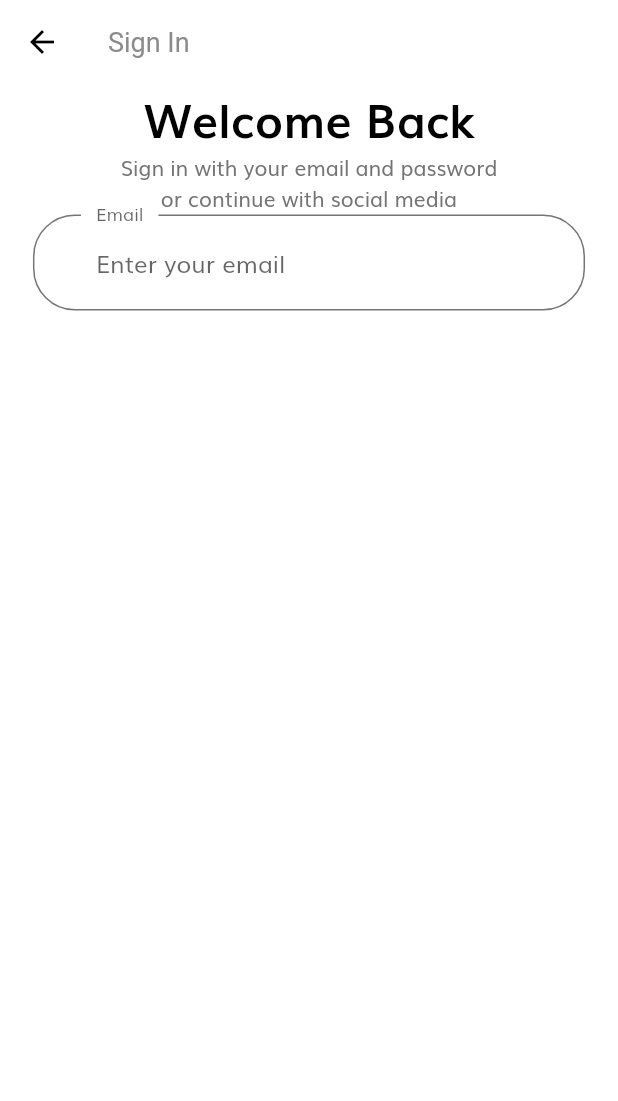
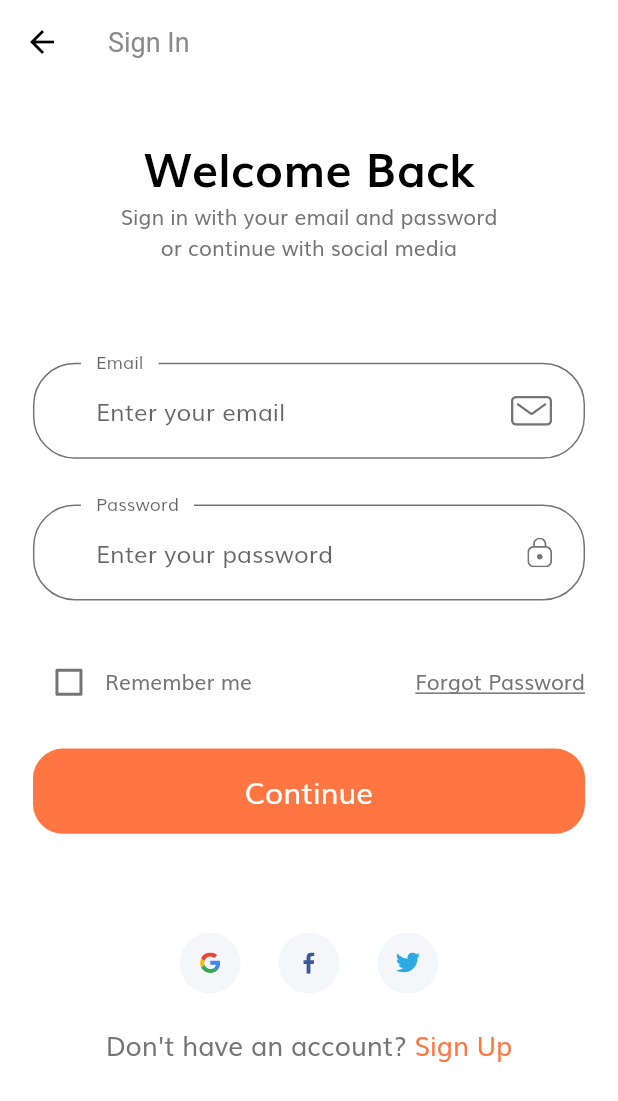
Before and after one commit to akuabekas/eCommerce_with_flutter, a Flutter app: the screen it shows after launch, after a tap on "Continue", on a phone screen of 412 x 824 dp. Shown: the top 1101 px of the screen. Run offline on Flutter 3.47's test engine with Material 2 defaults, Android fonts, the phone set to English and light mode, and no system bars; our stand-ins replace flutter_svg.

Commit message:
commit form sign in

```diff
--- /dev/null
+++ b/lib/components/custom_suffix_icon.dart
@@ -0,0 +1,29 @@
+import 'package:flutter/material.dart';
+import 'package:flutter_svg/svg.dart';
+
+import '../size_config.dart';
+
+class CustomSuffixIcon extends StatelessWidget {
+  const CustomSuffixIcon({
+    Key key,
+    @required this.svgIcon,
+  }) : super(key: key);
+
+  final String svgIcon;
+
+  @override
+  Widget build(BuildContext context) {
+    return Padding(
+      padding: EdgeInsets.fromLTRB(
+        getProportionateScreenWidth(20),
+        getProportionateScreenWidth(20),
+        getProportionateScreenWidth(20),
+        getProportionateScreenWidth(20),
+      ),
+      child: SvgPicture.asset(
+        svgIcon,
+        height: getProportionateScreenWidth(18),
+      ),
+    );
+  }
+}
--- /dev/null
+++ b/lib/components/form_error.dart
@@ -0,0 +1,36 @@
+import 'package:flutter/material.dart';
+import 'package:flutter_svg/svg.dart';
+
+import '../size_config.dart';
+
+class FromError extends StatelessWidget {
+  const FromError({
+    Key key,
+    @required this.error,
+  }) : super(key: key);
+
+  final List<String> error;
+
+  @override
+  Widget build(BuildContext context) {
+    return Column(
+      children: List.generate(error.length, (index) => formErrorText(error: error[index]))
+    );
+  }
+
+  Row formErrorText({String error}) {
+    return Row(
+        children: [
+          SvgPicture.asset(
+            "assets/icon/Error.svg",
+            height: getProportionateScreenWidth(14),
+            width: getProportionateScreenWidth(14),
+          ),
+          SizedBox(
+            width: getProportionateScreenWidth(10),
+          ),
+          Text(error),
+        ],
+      );
+  }
+}
--- /dev/null
+++ b/lib/components/social_card.dart
@@ -0,0 +1,35 @@
+import 'package:flutter/material.dart';
+import 'package:flutter_svg/svg.dart';
+
+import '../size_config.dart';
+
+class SocialCard extends StatelessWidget {
+  const SocialCard({
+    Key key,
+    this.icon,
+    this.press,
+  }) : super(key: key);
+
+  final String icon;
+  final Function press;
+
+  @override
+  Widget build(BuildContext context) {
+    return GestureDetector(
+      onTap: press,
+      child: Container(
+        margin: EdgeInsets.symmetric(
+          horizontal: getProportionateScreenWidth(10),
+        ),
+        padding: EdgeInsets.all(getProportionateScreenWidth(12)),
+        height: getProportionateScreenHeight(40),
+        width: getProportionateScreenWidth(40),
+        decoration: BoxDecoration(
+          color: Color(0xFFF5F6F9),
+          shape: BoxShape.circle,
+        ),
+        child: SvgPicture.asset(icon),
+      ),
+    );
+  }
+}
--- a/lib/constant.dart
+++ b/lib/constant.dart
@@ -1,5 +1,4 @@
 import 'package:flutter/material.dart';
-import 'package:my_app/size_config.dart';
 
 const kPrimaryColor = Color(0xFFFF7643);
 const kPrimaryLightColor = Color(0xFFFFECDF);
@@ -13,3 +12,15 @@ const kSecondaryColor = Color(0xFF979797);
 const kTextColor = Color(0xFF757575);
 
 const kAnimationDuration = Duration(milliseconds: 200);
+
+// Form Error
+final RegExp emailValidatorRegExp =
+    RegExp(r"^[a-zA-Z0-9.]+@[a-zA-Z0-9]+\.[a-zA-Z]+");
+const String kEmailNullError = "Please Enter your email";
+const String kInvalidEmailError = "Please Enter Valid Email";
+const String kPassNullError = "Please Enter your password";
+const String kShortPassError = "Password is too short";
+const String kMatchPassError = "Passwords don't match";
+const String kNamelNullError = "Please Enter your name";
+const String kPhoneNumberNullError = "Please Enter your phone number";
+const String kAddressNullError = "Please Enter your address";
--- a/lib/routs.dart
+++ b/lib/routs.dart
@@ -1,5 +1,5 @@
 import 'package:flutter/material.dart';
-import 'package:my_app/screen/splash/sign_in/sign_in_screen.dart';
+import 'package:my_app/screen/sign_in/sign_in_screen.dart';
 import 'package:my_app/screen/splash/splash_screen.dart';
 
 // we use name route
--- /dev/null
+++ b/lib/screen/sign_in/components/body.dart
@@ -0,0 +1,79 @@
+import 'package:flutter/material.dart';
+import 'package:my_app/components/social_card.dart';
+import 'package:my_app/screen/sign_in/components/sign_form.dart';
+import 'package:my_app/size_config.dart';
+
+import '../../../constant.dart';
+import '../../../size_config.dart';
+
+class Body extends StatelessWidget {
+  @override
+  Widget build(BuildContext context) {
+    return SafeArea(
+      child: SizedBox(
+        width: double.infinity, // untuk mengarahkan text menjadi ketengah
+        child: Padding(
+          padding: EdgeInsets.symmetric(
+            horizontal: getProportionateScreenWidth(20),
+          ),
+          child: SingleChildScrollView(
+            child: Column(
+              children: [
+                SizedBox(height: SizeConfig.screenHeight * 0.04),
+                Text(
+                  "Welcome Back",
+                  style: TextStyle(
+                    color: Colors.black,
+                    fontSize: getProportionateScreenWidth(28),
+                    fontWeight: FontWeight.bold,
+                  ),
+                ),
+                Text(
+                  "Sign in with your email and password \nor continue with social media",
+                  textAlign: TextAlign.center,
+                ),
+                SizedBox(height: SizeConfig.screenHeight * 0.08),
+                SignForm(),
+                SizedBox(height: SizeConfig.screenHeight * 0.08),
+                Row(
+                  mainAxisAlignment: MainAxisAlignment.center,
+                  children: [
+                    SocialCard(
+                      icon: "assets/icon/google-icon.svg",
+                      press: () {},
+                    ),
+                    SocialCard(
+                      icon: "assets/icon/facebook-2.svg",
+                      press: () {},
+                    ),
+                    SocialCard(
+                      icon: "assets/icon/twitter.svg",
+                      press: () {},
+                    ),
+                  ],
+                ),
+                SizedBox(height: getProportionateScreenHeight(20)),
+                Row(
+                  mainAxisAlignment: MainAxisAlignment.center,
+                  children: [
+                    Text(
+                      "Don't have an account? ",
+                      style:
+                          TextStyle(fontSize: getProportionateScreenWidth(16)),
+                    ),
+                    Text(
+                      "Sign Up",
+                      style: TextStyle(
+                          fontSize: getProportionateScreenWidth(16),
+                          color: kPrimaryColor),
+                    ),
+                  ],
+                ),
+              ],
+            ),
+          ),
+        ),
+      ),
+    );
+  }
+}
--- /dev/null
+++ b/lib/screen/sign_in/components/sign_form.dart
@@ -0,0 +1,149 @@
+import 'package:flutter/material.dart';
+import 'package:my_app/components/custom_suffix_icon.dart';
+import 'package:my_app/components/form_error.dart';
+
+import '../../../components/default_button.dart';
+import '../../../constant.dart';
+import '../../../size_config.dart';
+
+class SignForm extends StatefulWidget {
+  @override
+  _SignFormState createState() => _SignFormState();
+}
+
+class _SignFormState extends State<SignForm> {
+  final _formKey = GlobalKey<FormState>();
+  String email;
+  String password;
+  bool remember = false;
+  final List<String> error = [];
+  @override
+  Widget build(BuildContext context) {
+    return Form(
+      key: _formKey,
+      child: Column(
+        children: [
+          buildEmailFormField(),
+          SizedBox(height: getProportionateScreenHeight(30)),
+          buildPasswordFormField(),
+          SizedBox(height: getProportionateScreenHeight(30)),
+          Row(
+            children: [
+              Checkbox(
+                value: remember,
+                activeColor: kPrimaryColor,
+                onChanged: (value) {
+                  setState(() {
+                    remember = value;
+                  });
+                },
+              ),
+              Text("Remember me"),
+              Spacer(),
+              Text(
+                "Forgot Password",
+                style: TextStyle(decoration: TextDecoration.underline),
+              )
+            ],
+          ),
+          FromError(error: error),
+          SizedBox(height: getProportionateScreenHeight(20)),
+          DefaultButton(
+            text: "Continue",
+            press: () {
+              if (_formKey.currentState.validate()) {
+                _formKey.currentState.save();
+              }
+            },
+          )
+        ],
+      ),
+    );
+  }
+
+  TextFormField buildPasswordFormField() {
+    return TextFormField(
+      obscureText: true,
+      onSaved: (newValue) => password = newValue,
+      onChanged: (value) {
+        if (value.isNotEmpty && error.contains(kPassNullError)) {
+          setState(() {
+            error.remove(kPassNullError);
+          });
+        } else if (value.length >= 8 && error.contains(kShortPassError)) {
+          setState(() {
+            error.remove(kShortPassError);
+          });
+        }
+        return null;
+      },
+      validator: (value) {
+        if (value.isEmpty && !error.contains(kPassNullError)) {
+          setState(() {
+            error.add(kPassNullError);
+          });
+        } else if (value.length < 8 && !error.contains(kShortPassError)) {
+          setState(() {
+            error.add(kShortPassError);
+          });
+        }
+        return null;
+      },
+      keyboardType: TextInputType.emailAddress,
+      decoration: InputDecoration(
+          labelText: "Password",
+          hintText: "Enter your password",
+          // If  you are using latest version of flutter then lable text and hint text shown like this
+          // if you r using flutter less then 1.20.* then maybe this is not working properly
+          // if we are define our floatingLabelBehavior in our theme then it's not applayed
+          floatingLabelBehavior: FloatingLabelBehavior.always,
+          suffixIcon: CustomSuffixIcon(
+            svgIcon: "assets/icon/Lock.svg",
+          )),
+    );
+  }
+
+  TextFormField buildEmailFormField() {
+    return TextFormField(
+      keyboardType: TextInputType.emailAddress,
+      onSaved: (newValue) => email = newValue,
+      onChanged: (value) {
+        if (value.isNotEmpty && error.contains(kEmailNullError)) {
+          setState(() {
+            error.remove(kEmailNullError);
+          });
+        } else if (emailValidatorRegExp.hasMatch(value) &&
+            error.contains(kInvalidEmailError)) {
+          setState(() {
+            error.remove(kInvalidEmailError);
+          });
+        }
+        return null;
+      },
+      validator: (value) {
+        if (value.isEmpty && !error.contains(kEmailNullError)) {
+          setState(() {
+            error.add(kEmailNullError);
+          });
+        } else if (!emailValidatorRegExp.hasMatch(value) &&
+            !error.contains(kInvalidEmailError)) {
+          setState(() {
+            error.add(kInvalidEmailError);
+          });
+        }
+        return null;
+      },
+      decoration: InputDecoration(
+        labelText: "Email",
+        hintText: "Enter your email",
+        // If  you are using latest version of flutter then lable text and hint text shown like this
+        // if you r using flutter less then 1.20.* then maybe this is not working properly
+        // if we are define our floatingLabelBehavior in our theme then it's not applayed
+        floatingLabelBehavior: FloatingLabelBehavior.always,
+        suffixIcon: CustomSuffixIcon(
+          svgIcon: "assets/icon/Mail.svg",
+        ),
+      ),
+    );
+  }
+}
--- a/lib/screen/splash/sign_in/sign_in_screen.dart
+++ b/lib/screen/sign_in/sign_in_screen.dart
@@ -1,5 +1,5 @@
 import 'package:flutter/material.dart';
-import 'package:my_app/screen/splash/sign_in/components/body.dart';
+import 'package:my_app/screen/sign_in/components/body.dart';
 
 class SignInScreen extends StatelessWidget {
   static String routeName = "/sign_in";
--- a/lib/screen/splash/components/body.dart
+++ b/lib/screen/splash/components/body.dart
@@ -1,8 +1,8 @@
 import 'package:flutter/material.dart';
 import 'package:my_app/components/default_button.dart';
 import 'package:my_app/constant.dart';
+import 'package:my_app/screen/sign_in/sign_in_screen.dart';
 import 'package:my_app/screen/splash/components/splash_content.dart';
-import 'package:my_app/screen/splash/sign_in/sign_in_screen.dart';
 import 'package:my_app/size_config.dart';
 
 class Body extends StatefulWidget {
--- a/lib/screen/splash/sign_in/components/body.dart
+++ /dev/null
@@ -1,73 +0,0 @@
-import 'package:flutter/material.dart';
-import 'package:my_app/constant.dart';
-import 'package:my_app/size_config.dart';
-
-class Body extends StatelessWidget {
-  @override
-  Widget build(BuildContext context) {
-    return SafeArea(
-      child: SizedBox(
-        width: double.infinity, // untuk mengarahkan text menjadi ketengah
-        child: Padding(
-          padding: EdgeInsets.symmetric(
-            horizontal: getProportionateScreenWidth(20),
-          ),
-          child: Column(
-            children: [
-              Text(
-                "Welcome Back",
-                style: TextStyle(
-                  color: Colors.black,
-                  fontSize: getProportionateScreenWidth(28),
-                  fontWeight: FontWeight.bold,
-                ),
-              ),
-              Text(
-                "Sign in with your email and password \nor continue with social media",
-                textAlign: TextAlign.center,
-              ),
-              SignForm(),
-            ],
-          ),
-        ),
-      ),
-    );
-  }
-}
-
-class SignForm extends StatefulWidget {
-  @override
-  _SignFormState createState() => _SignFormState();
-}
-
-class _SignFormState extends State<SignForm> {
-  @override
-  Widget build(BuildContext context) {
-    return Form(
-      child: Column(
-        children: [
-          TextFormField(
-            decoration: InputDecoration(
-              labelText: "Email",
-              hintText: "Enter your email",
-              // kalau pakai versi flutter kuang dari 1.20.* kemungkinan akan tidak berkerja
-              floatingLabelBehavior: FloatingLabelBehavior.always,
-              contentPadding: EdgeInsets.symmetric(
-                horizontal: 42,
-                vertical: 20,
-              ),
-              enabledBorder: OutlineInputBorder(
-                  borderRadius: BorderRadius.circular(28),
-                  borderSide: BorderSide(color: kTextColor),
-                  gapPadding: 10),
-              focusedBorder: OutlineInputBorder(
-                  borderRadius: BorderRadius.circular(28),
-                  borderSide: BorderSide(color: kTextColor),
-                  gapPadding: 10),
-            ),
-          ),
-        ],
-      ),
-    );
-  }
-}
--- a/lib/theme.dart
+++ b/lib/theme.dart
@@ -7,24 +7,28 @@ ThemeData theme() {
     fontFamily: "Muli",
     appBarTheme: appBarTheme(),
     textTheme: textTheme(),
-    inputDecorationTheme: InputDecorationTheme(
-      // kalau pakai versi flutter kuang dari 1.20.* kemungkinan akan tidak berkerja
-      floatingLabelBehavior: FloatingLabelBehavior.always,
+    inputDecorationTheme: inputDecorationTheme(),
+    visualDensity: VisualDensity.adaptivePlatformDensity,
+  );
+}
+
+InputDecorationTheme inputDecorationTheme() {
+  OutlineInputBorder outlineInputBorder = OutlineInputBorder(
+          borderRadius: BorderRadius.circular(28),
+          borderSide: BorderSide(color: kTextColor),
+          gapPadding: 10);
+    return InputDecorationTheme(
+      // If  you are using latest version of flutter then lable text and hint text shown like this
+      // if you r using flutter less then 1.20.* then maybe this is not working properly
+      // if we are define our floatingLabelBehavior in our theme then it's not applayed
+      // floatingLabelBehavior: FloatingLabelBehavior.always,
       contentPadding: EdgeInsets.symmetric(
         horizontal: 42,
         vertical: 20,
       ),
-      enabledBorder: OutlineInputBorder(
-          borderRadius: BorderRadius.circular(28),
-          borderSide: BorderSide(color: kTextColor),
-          gapPadding: 10),
-      focusedBorder: OutlineInputBorder(
-        borderRadius: BorderRadius.circular(28),
-        borderSide: BorderSide(color: kTextColor),
-        gapPadding: 10,
-      ),
-    ),
-    visualDensity: VisualDensity.adaptivePlatformDensity,
+      enabledBorder: outlineInputBorder,
+      focusedBorder: outlineInputBorder,
+      border: outlineInputBorder,
   );
 }
 
--- a/pubspec.yaml
+++ b/pubspec.yaml
@@ -28,7 +28,7 @@ dependencies:
   # The following adds the Cupertino Icons font to your application.
   # Use with the CupertinoIcons class for iOS style icons.
   cupertino_icons: ^1.0.0
-  flutter_svg: ^0.17.4 # help us to use SVG to our app
+  flutter_svg: ^0.18.0 # help us to use SVG to our app
   provider: ^4.3.1 # for state management
 
 dev_dependencies:
```
